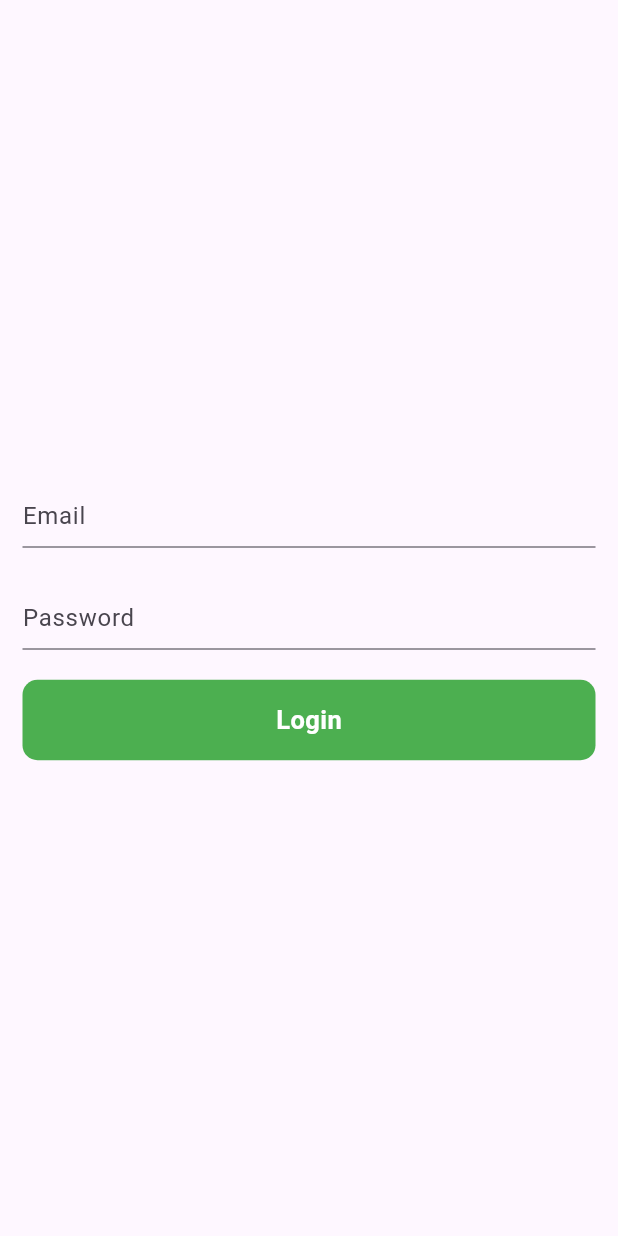
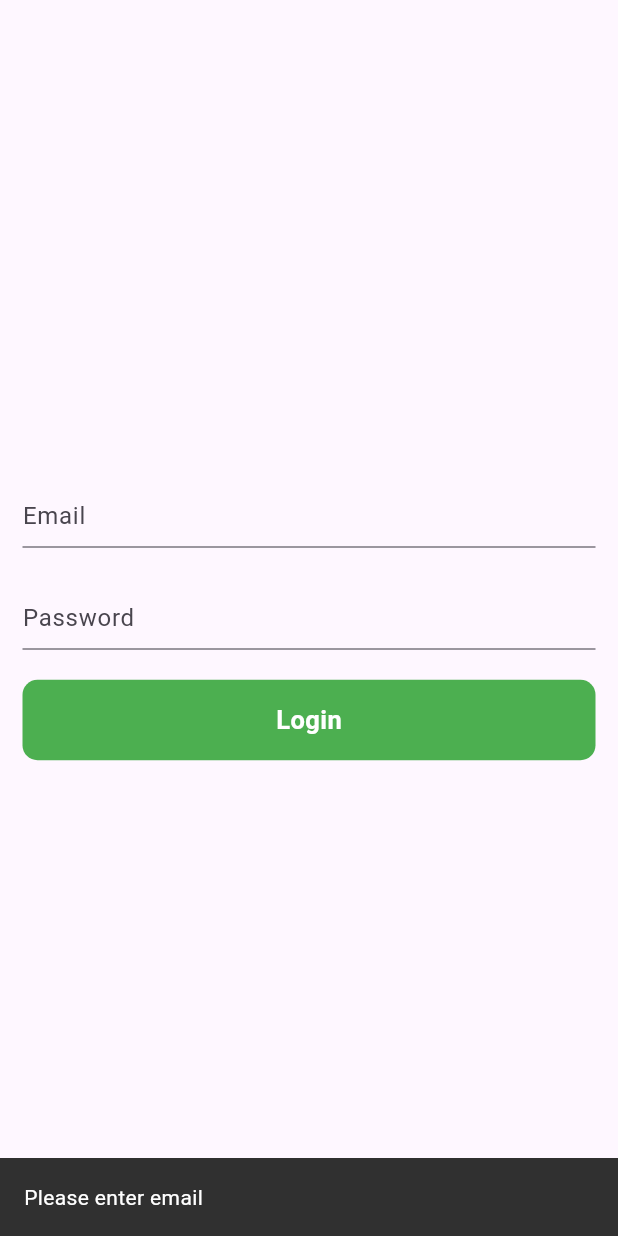
Before and after one commit to rafiullahkhaleel/MVVM_Provider, a Flutter app: the screen it shows after launch, after a tap on "Login", on a phone screen of 412 x 824 dp. Run offline on Flutter 3.47's test engine with Material 3 defaults, Android fonts, the phone set to English and light mode, and no system bars; drawn by our look-alikes of another_flushbar; our stand-ins replace fluttertoast.

Commit message:
feat: add api urls and view model

```diff
--- a/lib/main.dart
+++ b/lib/main.dart
@@ -2,6 +2,8 @@ import 'package:flutter/material.dart';
 import 'package:mvvm/utils/routes/routes.dart';
 import 'package:mvvm/utils/routes/routes_name.dart';
 import 'package:mvvm/view/login_screen.dart';
+import 'package:mvvm/view_model/auth_view_model.dart';
+import 'package:provider/provider.dart';
 
 void main() {
   runApp(const MyApp());
@@ -13,13 +15,17 @@ class MyApp extends StatelessWidget {
   // This widget is the root of your application.
   @override
   Widget build(BuildContext context) {
-    return MaterialApp(
+    return MultiProvider(providers: [
+      ChangeNotifierProvider(create: (_)=>AuthViewModel())
+    ],
+    child: MaterialApp(
       title: 'Flutter Demo',
       theme: ThemeData(
         colorScheme: ColorScheme.fromSeed(seedColor: Colors.deepPurple),
       ),
-    initialRoute: 'login_screen',
+      initialRoute: 'login_screen',
       onGenerateRoute: Routes.generateRoute,
+    ),
     );
   }
 }
--- /dev/null
+++ b/lib/resources/app_url.dart
@@ -0,0 +1,3 @@
+class AppUrl{
+  static const String login = 'https://reqres.in/api/login';
+}
--- a/lib/view/login_screen.dart
+++ b/lib/view/login_screen.dart
@@ -1,6 +1,9 @@
 import 'package:flutter/material.dart';
 import 'package:mvvm/resources/components/custom_field.dart';
 import 'package:mvvm/resources/components/round_button.dart';
+import 'package:mvvm/utils/utils.dart';
+import 'package:mvvm/view_model/auth_view_model.dart';
+import 'package:provider/provider.dart';
 
 class LoginScreen extends StatefulWidget {
   const LoginScreen({super.key});
@@ -12,17 +15,34 @@ class LoginScreen extends StatefulWidget {
 class _LoginScreenState extends State<LoginScreen> {
   @override
   Widget build(BuildContext context) {
+    final provider = Provider.of<AuthViewModel>(context);
     return Scaffold(
       body: Padding(
         padding: EdgeInsets.symmetric(horizontal: 15),
         child: Column(
           mainAxisAlignment: MainAxisAlignment.center,
           children: [
-            CustomField(title: 'Email', controller: TextEditingController()),
+            CustomField(title: 'Email', controller: provider.emailController),
             SizedBox(height: 20),
-            CustomField(title: 'Password', controller: TextEditingController()),
+            CustomField(
+              title: 'Password',
+              controller: provider.passwordController,
+            ),
             SizedBox(height: 20),
-            RoundButton(title: 'Login', onTap: () {}),
+            RoundButton(
+              title: 'Login',
+              onTap: () {
+                if (provider.emailController.text.isEmpty) {
+                  Utils.showFlushBarMessage('Please enter email', context);
+                }else if (provider.passwordController.text.isEmpty) {
+                  Utils.showFlushBarMessage('Please enter password', context);
+                }else if (provider.passwordController.text.length < 6) {
+                  Utils.showFlushBarMessage('Please 6 digits password required', context);
+                }else{
+                  provider.login(context);
+                }
+              },
+            ),
           ],
         ),
       ),
--- /dev/null
+++ b/lib/view_model/auth_view_model.dart
@@ -0,0 +1,24 @@
+import 'package:flutter/material.dart';
+import 'package:mvvm/data/app_exception.dart';
+import 'package:mvvm/repository/auth_repository.dart';
+import 'package:mvvm/utils/utils.dart';
+
+class AuthViewModel extends ChangeNotifier {
+  final TextEditingController _emailController = TextEditingController();
+  final TextEditingController _passwordController = TextEditingController();
+
+  TextEditingController get emailController => _emailController;
+  TextEditingController get passwordController => _passwordController;
+
+  login(BuildContext context) async {
+    Map data = {
+      'username': _emailController.text.toString(),
+      'password': _passwordController.text.toString(),
+    };
+    print(data);
+    final response = await    AuthRepository().loginApi(data).then((value) {
+      Utils.showFlushBarMessage('Login Successfully', context);
+    });
+    print(response);
+  }
+}
```
Also changed, not shown: lib/data/network/network_api_services.dart (+89 -8 lines), lib/repository/auth_repository.dart (added, +18 -0 lines).
